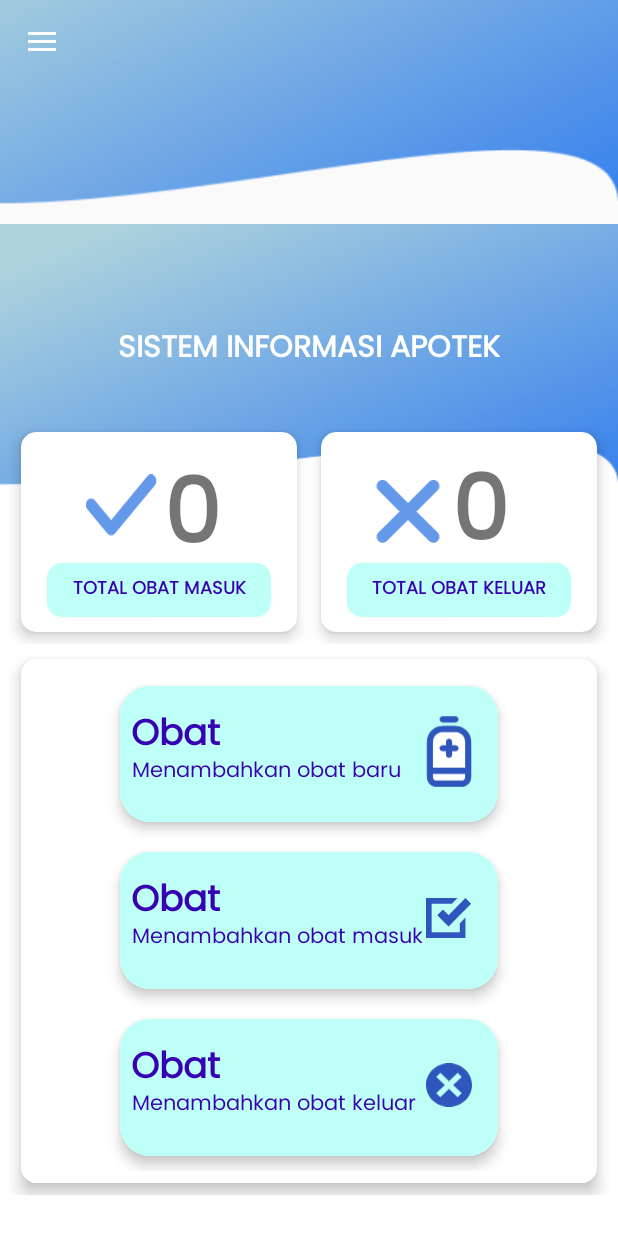
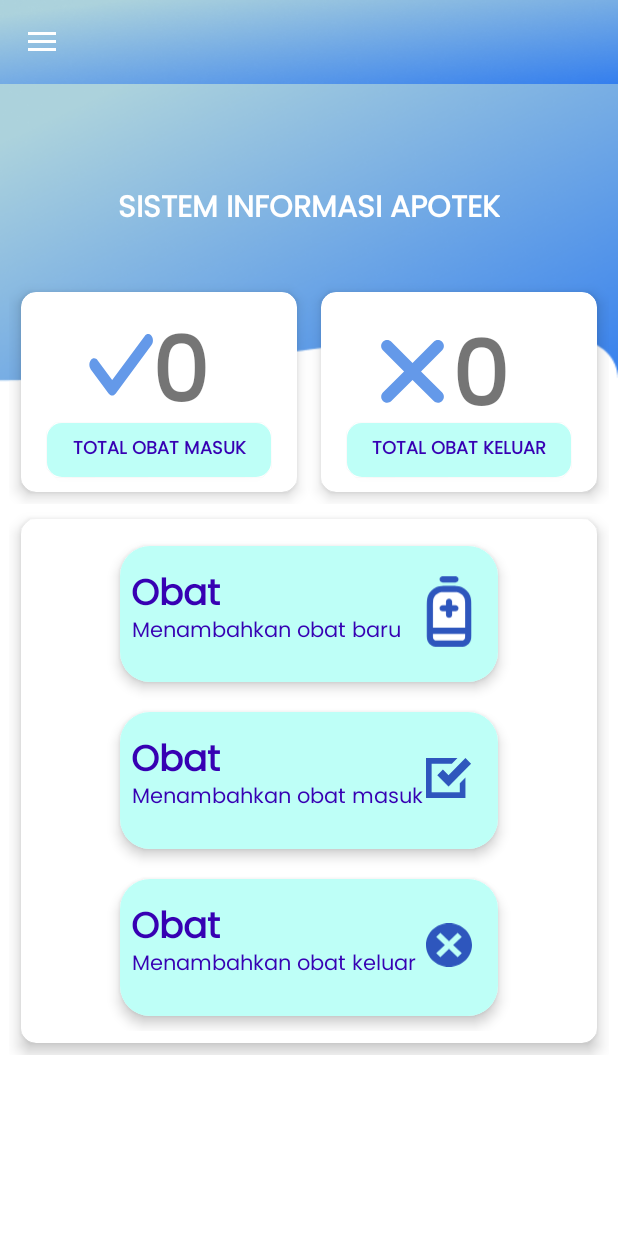
Before and after one commit to AdityaS034/IL-MassiveProject-DayDream, an Android app: the MainActivity screen opened directly, with no data from a screen before it, on a phone screen of 412 x 824 dp. Run offline under Robolectric (Android 15) with nearby library versions, the phone set to English and light mode, and no system bars; network calls fail.

Commit message:
volley-perbaikan

```diff
--- a/app/src/main/java/com/codeathome/il_massiveproject_daydream/MainActivity.kt
+++ b/app/src/main/java/com/codeathome/il_massiveproject_daydream/MainActivity.kt
@@ -53,7 +53,7 @@ class MainActivity : AppCompatActivity(), NavigationView.OnNavigationItemSelecte
     override fun onNavigationItemSelected(item: MenuItem): Boolean {
         when (item.itemId) {
             R.id.nav_dashboard -> replaceFragment(DashboardFragment())
-            R.id.nav_obat -> replaceFragment(ObatFragment())
+            R.id.nav_obat -> replaceFragment(ObatMasukFragment())
             R.id.nav_masuk -> replaceFragment(ObatMasukFragment())
             R.id.nav_keluar -> replaceFragment(ObatKeluarFragment())
             R.id.nav_logout -> Toast.makeText(this, "Logout!", Toast.LENGTH_SHORT).show()
--- a/app/src/main/java/com/codeathome/il_massiveproject_daydream/ObatKeluarFragment.kt
+++ b/app/src/main/java/com/codeathome/il_massiveproject_daydream/ObatKeluarFragment.kt
@@ -50,7 +50,7 @@ class ObatKeluarFragment : Fragment() {
 
     private fun addInfo() {
         val inflater = LayoutInflater.from(requireActivity())
-        val v = inflater.inflate(R.layout.activity_tambah_obat_masuk, null)
+        val v = inflater.inflate(R.layout.activity_tambah_obat_keluar, null)
 
         val userName = v.findViewById<EditText>(R.id.edtNamaObat)
         val userNo = v.findViewById<EditText>(R.id.edtJumlahObat)
--- a/app/src/main/res/drawable/ic_obat_keluar.xml
+++ b/app/src/main/res/drawable/ic_obat_keluar.xml
@@ -1,6 +1,6 @@
 <vector xmlns:android="http://schemas.android.com/apk/res/android"
-    android:width="49dp"
-    android:height="49dp"
+    android:width="40dp"
+    android:height="40dp"
     android:viewportWidth="49"
     android:viewportHeight="49">
   <path
--- a/app/src/main/res/drawable/ic_obat_masuk.xml
+++ b/app/src/main/res/drawable/ic_obat_masuk.xml
@@ -1,6 +1,6 @@
 <vector xmlns:android="http://schemas.android.com/apk/res/android"
-    android:width="56dp"
-    android:height="50dp"
+    android:width="40dp"
+    android:height="40dp"
     android:viewportWidth="56"
     android:viewportHeight="50">
   <path
--- a/app/src/main/res/layout/activity_login.xml
+++ b/app/src/main/res/layout/activity_login.xml
@@ -42,7 +42,7 @@
         app:cardElevation="20dp"
         app:layout_constraintEnd_toEndOf="parent"
         app:layout_constraintStart_toStartOf="parent"
-        app:layout_constraintTop_toBottomOf="@+id/imageView">
+        app:layout_constraintTop_toBottomOf="@+id/textView">
 
         <LinearLayout
             android:layout_width="match_parent"
@@ -121,11 +121,11 @@
         android:layout_width="match_parent"
         android:layout_height="wrap_content"
         android:layout_gravity="center"
-
+android:textSize="10dp"
         android:layout_marginStart="108dp"
 
         android:layout_marginTop="19dp"
-        android:layout_marginEnd="108dp"
+        android:layout_marginEnd="80dp"
         android:text="@string/dont_have_account"
         app:layout_constraintEnd_toEndOf="parent"
         app:layout_constraintStart_toStartOf="parent"
--- a/app/src/main/res/layout/activity_main.xml
+++ b/app/src/main/res/layout/activity_main.xml
@@ -13,14 +13,8 @@
         android:layout_width="match_parent"
         android:layout_height="match_parent"
         android:orientation="vertical">
-        <androidx.appcompat.widget.Toolbar
-            android:id="@+id/toolbar"
-            android:layout_width="match_parent"
-            android:layout_height="149dp"
-            android:background="@drawable/header_background"
-            android:theme="@style/ThemeOverlay.AppCompat.Dark.ActionBar"
-            app:popupTheme="@style/ThemeOverlay.AppCompat.Light"
-            android:elevation="4dp" />
+
+        <include layout="@layout/toolbar" />
 
         <FrameLayout
             android:id="@+id/fragment_container"
--- a/app/src/main/res/layout/fragment_dashboard.xml
+++ b/app/src/main/res/layout/fragment_dashboard.xml
@@ -82,19 +82,19 @@
 
                 <TextView
                     android:id="@+id/tv_total_obat"
-                    android:layout_width="58dp"
-                    android:layout_height="78dp"
+                    android:layout_width="73dp"
+                    android:layout_height="71dp"
                     android:layout_alignRight="@id/imageView3"
                     android:layout_alignParentStart="true"
                     android:layout_alignParentTop="true"
                     android:layout_alignParentEnd="true"
                     android:layout_alignParentBottom="true"
                     android:layout_centerInParent="true"
-                    android:layout_marginStart="95dp"
-                    android:layout_marginTop="10dp"
-                    android:layout_marginEnd="31dp"
-                    android:layout_marginRight="-58dp"
-                    android:layout_marginBottom="45dp"
+                    android:layout_marginStart="87dp"
+                    android:layout_marginTop="9dp"
+                    android:layout_marginEnd="25dp"
+                    android:layout_marginRight="-64dp"
+                    android:layout_marginBottom="53dp"
                     android:text="0"
                     android:textSize="60sp"
                     android:textStyle="bold" />
@@ -136,9 +136,9 @@
                     android:layout_alignParentTop="true"
                     android:layout_alignParentEnd="true"
                     android:layout_alignParentBottom="true"
-                    android:layout_marginStart="30dp"
+                    android:layout_marginStart="33dp"
                     android:layout_marginTop="32dp"
-                    android:layout_marginEnd="98dp"
+                    android:layout_marginEnd="95dp"
                     android:layout_marginBottom="51dp"
                     android:src="@drawable/ic_obat_keluar" />
 
@@ -153,10 +153,10 @@
                     android:layout_alignParentBottom="true"
                     android:layout_centerInParent="true"
                     android:layout_marginStart="87dp"
-                    android:layout_marginTop="8dp"
+                    android:layout_marginTop="12dp"
                     android:layout_marginEnd="33dp"
-                    android:layout_marginRight="-65dp"
-                    android:layout_marginBottom="44dp"
+                    android:layout_marginRight="-62dp"
+                    android:layout_marginBottom="40dp"
                     android:text="0"
                     android:textSize="60sp"
                     android:textStyle="bold" />
```
Also changed, not shown: app/src/main/res/menu/search_bar.xml (deleted, +0 -11 lines).
